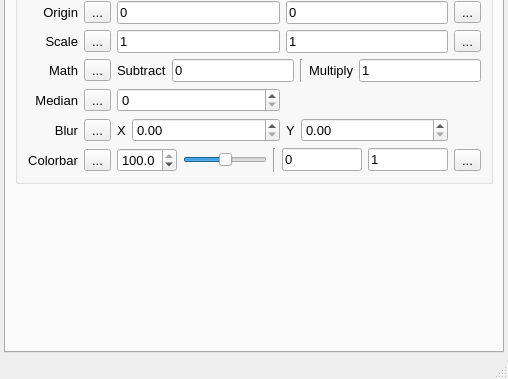
Above: src/pans/nPreferences.ui from NeutrinoToolkit/Neutrino before the change; both pictures show x 0 to 508 and y 256 to 635 of the 508 by 635 pixel window. Below: the same form after it.
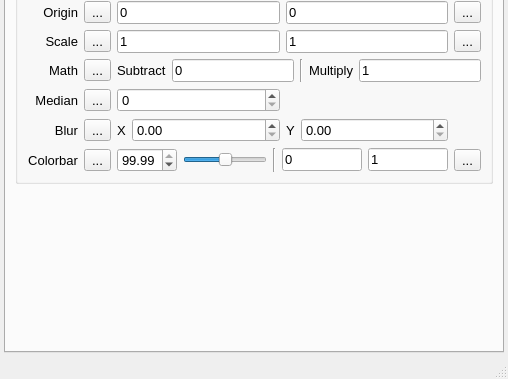
That is the form after the change. Icons and pictures are not drawn.

Patch:
```diff
--- a/src/pans/nPreferences.ui
+++ b/src/pans/nPreferences.ui
@@ -530,13 +530,13 @@
                  <string>Scale colorbar so that this percentage of pixels fall within extremes</string>
                 </property>
                 <property name="decimals">
-                 <number>1</number>
+                 <number>2</number>
                 </property>
                 <property name="singleStep">
                  <double>0.100000000000000</double>
                 </property>
                 <property name="value">
-                 <double>100.000000000000000</double>
+                 <double>99.989999999999995</double>
                 </property>
                 <property name="neutrinoSave" stdset="0">
                  <bool>true</bool>
```
Left out of the diff: 86 changed lines with no effect on the pictures.
